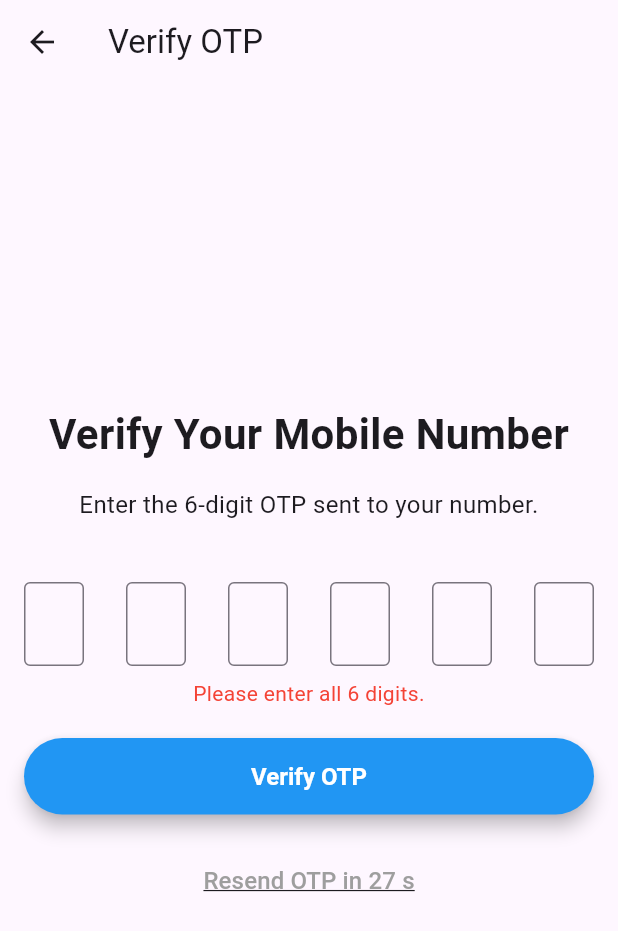
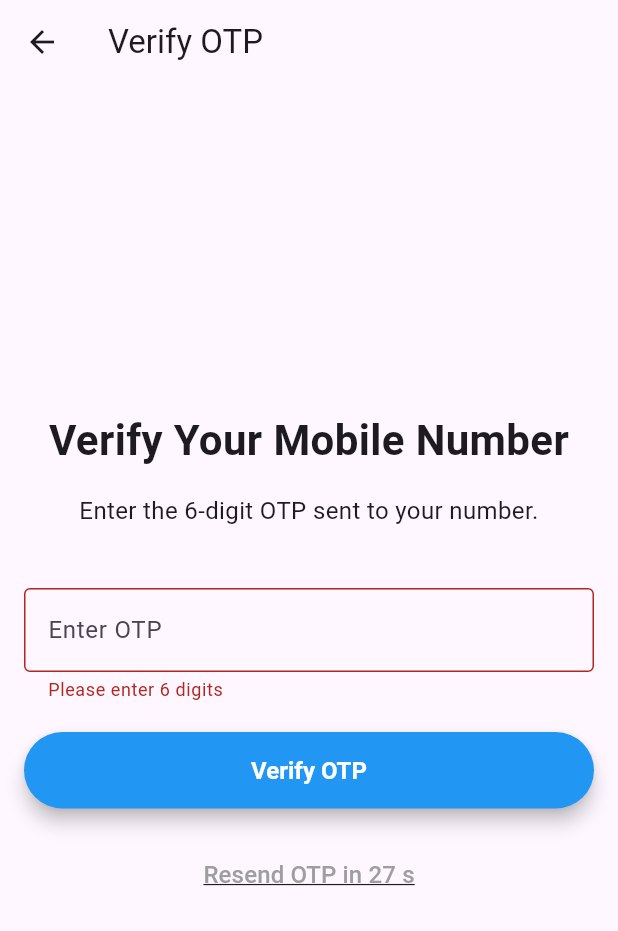
Before and after one commit to ukmurali/otomatiksclub_frontend, a Flutter app: the VerifyOtpPage screen opened directly with empty values, after a tap on "Verify OTP", on a phone screen of 412 x 824 dp. Shown: the top 931 px of the screen. Run offline on Flutter 3.47's test engine with Material 3 defaults, Android fonts, the phone set to English and light mode, and no system bars; our stand-ins replace carousel_slider, connectivity, file_picker, google_fonts, image_picker, lottie and 4 more; missing offline and left inert: dart:html, dart:ui_web; accounts and stored records are empty.

```diff
--- a/lib/config/config.dart
+++ b/lib/config/config.dart
@@ -1,6 +1,6 @@
 // lib/config.dart
 
 class Config {
-  static const String apiUrl = 'http://localhost:8080/api';
+  static const String apiUrl = 'http://192.168.0.6:8080/api';
   // Add more URLs or configuration constants as needed
 }
--- a/lib/screens/verify_otp_page.dart
+++ b/lib/screens/verify_otp_page.dart
@@ -1,16 +1,15 @@
+import 'dart:async';
 import 'dart:convert';
-
 import 'package:flutter/material.dart';
+import 'package:flutter/services.dart';
 import 'package:stem_club/api/user_service/api_user_service.dart';
 import 'package:stem_club/colors/app_colors.dart';
 import 'package:stem_club/constants.dart';
 import 'package:stem_club/screens/dashboard.dart';
-import 'dart:async';
 import 'package:stem_club/screens/profile_page.dart';
 import 'package:stem_club/utils/utils.dart';
 import 'package:stem_club/widgets/custom_button.dart';
 import 'package:stem_club/widgets/custom_snack_bar.dart';
-import 'package:stem_club/widgets/custom_text_form_field.dart';
 import 'package:stem_club/widgets/loading_indicator.dart';
 
 class VerifyOtpPage extends StatefulWidget {
@@ -25,8 +24,7 @@ class VerifyOtpPage extends StatefulWidget {
 }
 
 class VerifyOtpPageState extends State<VerifyOtpPage> {
-  final List<TextEditingController> _otpControllers =
-      List.generate(6, (_) => TextEditingController());
+  final TextEditingController _otpController = TextEditingController();
   bool _isResendEnabled = false;
   bool _isOtpValid = true; // Track OTP validation
   bool _isLoading = false;
@@ -55,9 +53,7 @@ class VerifyOtpPageState extends State<VerifyOtpPage> {
   @override
   void dispose() {
     _timer?.cancel();
-    for (var controller in _otpControllers) {
-      controller.dispose();
-    }
+    _otpController.dispose();
     super.dispose();
   }
 
@@ -82,18 +78,9 @@ class VerifyOtpPageState extends State<VerifyOtpPage> {
   }
 
   Future<void> _verifyOtp() async {
-    // Check if all fields are filled
-    bool allFieldsFilled =
-        _otpControllers.every((controller) => controller.text.isNotEmpty);
-
-    setState(() {
-      _isOtpValid = allFieldsFilled; // Set validation status
-    });
-
-    if (_isOtpValid) {
+    if (_otpController.text.length == 6) {
       setState(() => _isLoading = true);
-      // Proceed with OTP verification
-      final otp = _otpControllers.map((controller) => controller.text).join();
+      final otp = _otpController.text;
       final response = await ApiUserService.verifyOtp(widget.phoneNumber, otp);
       final responseBody = response['body'] as String;
       if (mounted) {
@@ -115,6 +102,10 @@ class VerifyOtpPageState extends State<VerifyOtpPage> {
           }
         }
       }
+    } else {
+      setState(() {
+        _isOtpValid = false;
+      });
     }
   }
 
@@ -127,7 +118,6 @@ class VerifyOtpPageState extends State<VerifyOtpPage> {
   }
 
   void navigateProfilePage() {
-    // Navigate back to Login Page
     Navigator.push(
       context,
       MaterialPageRoute(
@@ -143,6 +133,7 @@ class VerifyOtpPageState extends State<VerifyOtpPage> {
       appBar: AppBar(
         title: const Text('Verify OTP'),
       ),
+      resizeToAvoidBottomInset: true,
       body: Stack(
         children: [
           AbsorbPointer(
@@ -155,8 +146,7 @@ class VerifyOtpPageState extends State<VerifyOtpPage> {
                 children: [
                   const Text(
                     'Verify Your Mobile Number',
-                    style:
-                        TextStyle(fontSize: 28.0, fontWeight: FontWeight.bold),
+                    style: TextStyle(fontSize: 28.0, fontWeight: FontWeight.bold),
                     textAlign: TextAlign.center,
                   ),
                   const SizedBox(height: 16.0),
@@ -169,41 +159,23 @@ class VerifyOtpPageState extends State<VerifyOtpPage> {
                   Center(
                     child: SizedBox(
                       width: isWeb ? 400 : double.infinity,
-                      child: Row(
-                        mainAxisAlignment: MainAxisAlignment.spaceBetween,
-                        children: List.generate(6, (index) {
-                          return SizedBox(
-                            width: isWeb ? 50 : 40,
-                            child: CustomTextFormField(
-                              controller: _otpControllers[index],
-                              labelText: '',
-                              readOnly: false,
-                              maxLength: 1,
-                              keyboardType: TextInputType.number,
-                              showCounter: false,
-                              onChanged: (value) {
-                                if (value.length == 1 && index < 5) {
-                                  FocusScope.of(context).nextFocus();
-                                }
-                                if (value.isEmpty && index > 0) {
-                                  FocusScope.of(context).previousFocus();
-                                }
-                              },
-                            ),
-                          );
-                        }),
+                      child: TextFormField(
+                        controller: _otpController,
+                        maxLength: 6,
+                        keyboardType: TextInputType.number,
+                        inputFormatters: [
+                          FilteringTextInputFormatter.digitsOnly,
+                          LengthLimitingTextInputFormatter(6),
+                        ],
+                        decoration: InputDecoration(
+                          hintText: 'Enter OTP',
+                          counterText: '', // Remove the counter below the input
+                          border: OutlineInputBorder(),
+                          errorText: _isOtpValid ? null : 'Please enter 6 digits',
+                        ),
                       ),
                     ),
                   ),
-                  if (!_isOtpValid) // Show error message if OTP is invalid
-                    const Padding(
-                      padding: EdgeInsets.only(top: 8.0),
-                      child: Text(
-                        'Please enter all 6 digits.',
-                        style: TextStyle(color: Colors.red),
-                        textAlign: TextAlign.center,
-                      ),
-                    ),
                   const SizedBox(height: 20.0),
                   Center(
                     child: SizedBox(
--- a/lib/widgets/loading_indicator.dart
+++ b/lib/widgets/loading_indicator.dart
@@ -11,7 +11,7 @@ class LoadingIndicator extends StatelessWidget {
       color: Colors.black.withOpacity(0.3),
       child: Center(
         child: Lottie.asset(
-          'loading_bar.json', // Path to your Lottie file
+          'assets/loading_bar.json', // Path to your Lottie file
           width: 150,
           height: 150,
           fit: BoxFit.contain,
```
Also changed, not shown: 2 other files.
